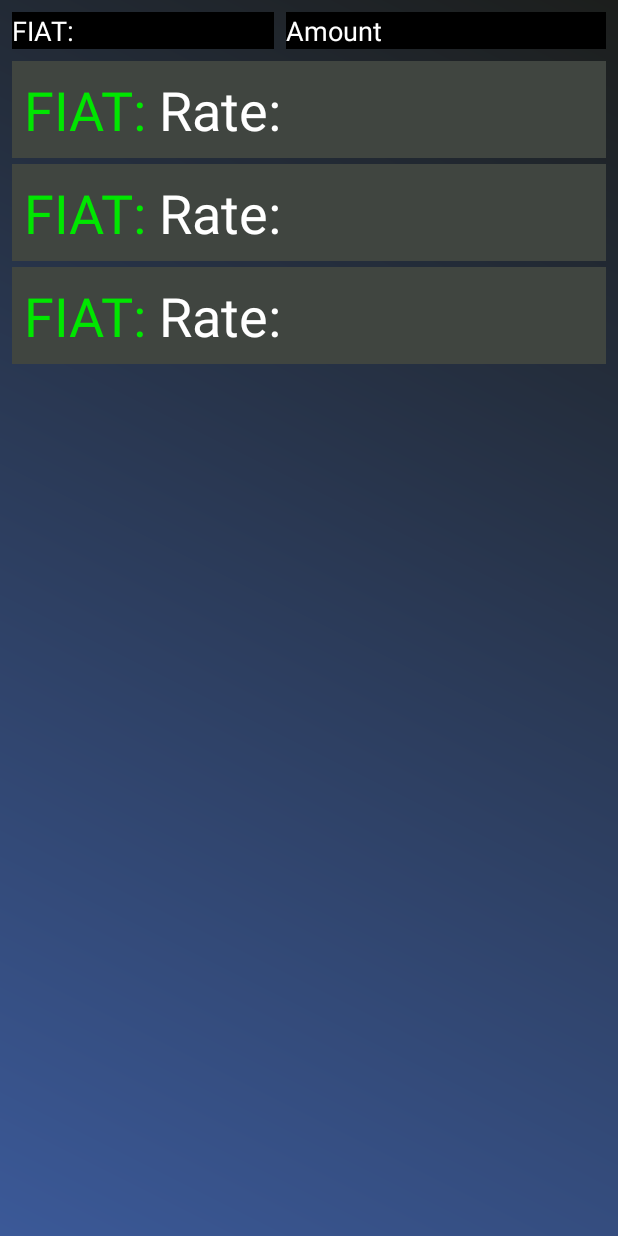
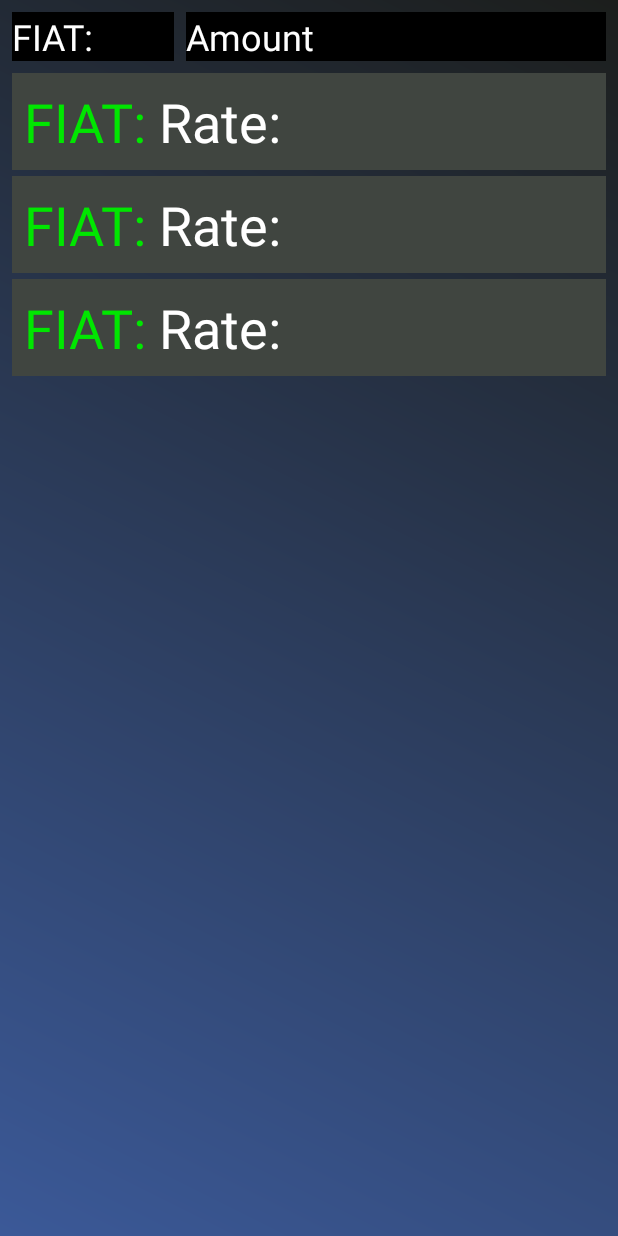
Before and after one commit to androuino/simple_currency_converter, an Android app: the layout fragment_main.xml on its own in the app's theme, with its tools: preview values and no code run, on a phone screen of 412 x 824 dp. Run offline under Robolectric (Android 15) with nearby library versions, the phone set to English and light mode, and no system bars.

Commit message:
UI update

```diff
--- a/app/src/main/res/layout/fragment_main.xml
+++ b/app/src/main/res/layout/fragment_main.xml
@@ -44,6 +44,7 @@
             android:inputType="number|textPersonName"
             android:textColor="@color/colorWhite"
             android:textColorHint="@color/colorWhite"
+            android:textSize="24sp"
             app:layout_constraintEnd_toEndOf="parent"
             app:layout_constraintStart_toEndOf="@+id/autoCompleteConvert"
             app:layout_constraintTop_toTopOf="parent" />
@@ -62,6 +63,7 @@
             android:inputType="textShortMessage"
             android:textColor="@color/colorWhite"
             android:textColorHint="@color/colorWhite"
+            android:textSize="24sp"
             app:layout_constraintEnd_toStartOf="@+id/etAmount"
             app:layout_constraintStart_toStartOf="parent"
             app:layout_constraintTop_toTopOf="parent" />
```
